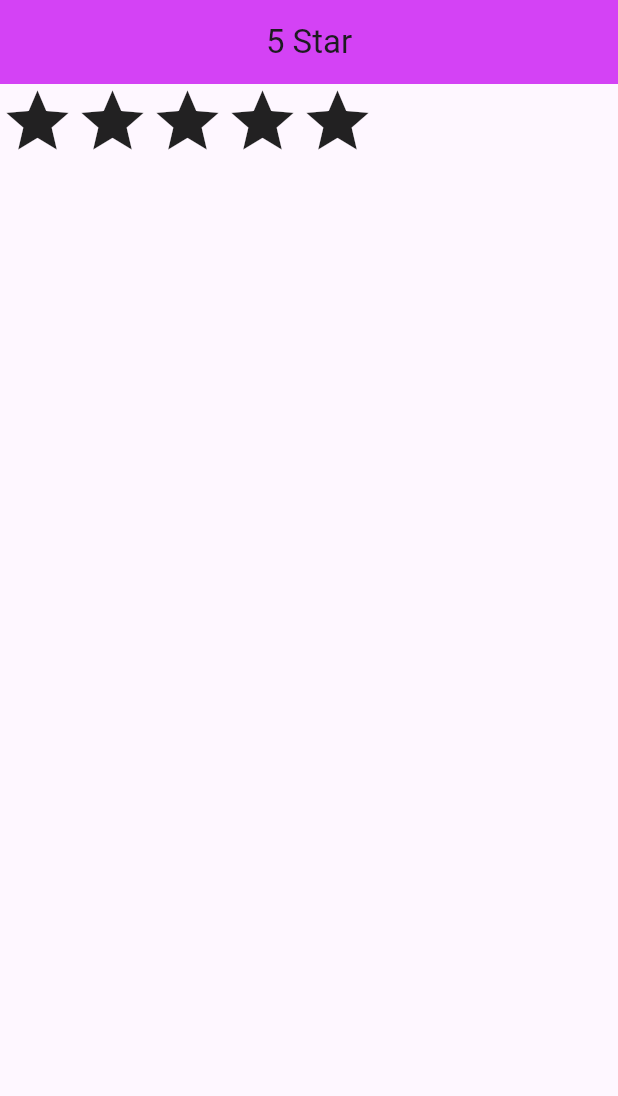
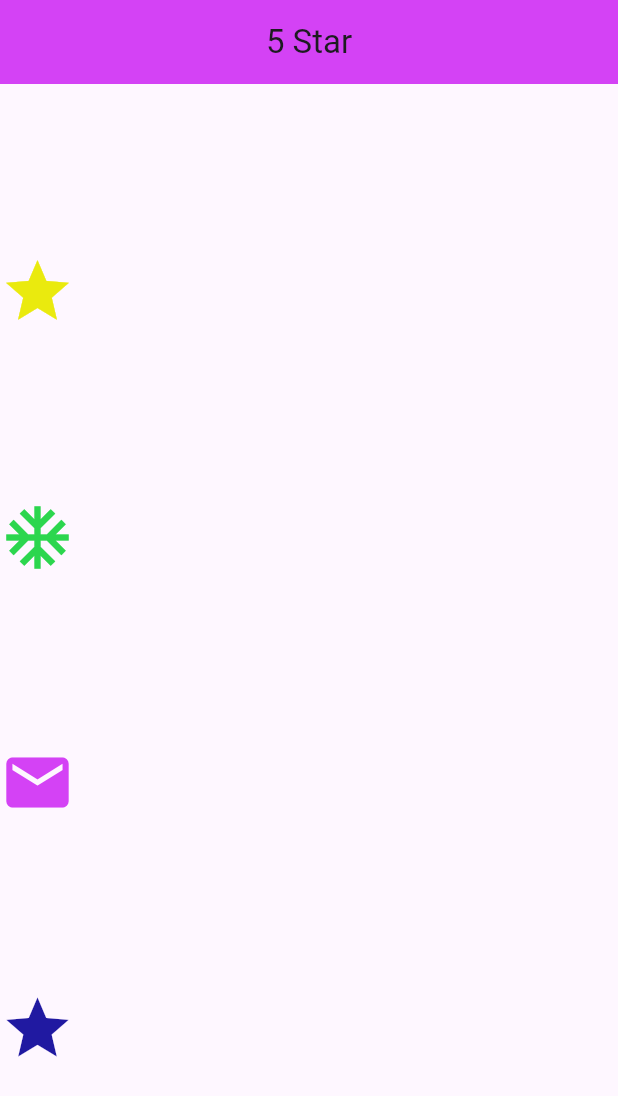
Before and after one commit to miraj489/flutter_application_2, a Flutter app: the screen it shows after launch, on a phone screen of 412 x 824 dp. Shown: the top 1096 px of the screen. Run offline on Flutter 3.47's test engine with Material 3 defaults, Android fonts, the phone set to English and light mode, and no system bars.

Commit message:
colum row

```diff
--- a/lib/main.dart
+++ b/lib/main.dart
@@ -17,30 +17,34 @@ class LabClass05 extends StatelessWidget {
           backgroundColor: const Color.fromARGB(255, 212, 66, 245),
           centerTitle: true,
         ),
-        body: Row(
+        body: Container(
+          height: double.infinity,
+          child: Column(
+            mainAxisAlignment: MainAxisAlignment.spaceEvenly,
+            crossAxisAlignment: CrossAxisAlignment.center,
             children: [
               Icon(
                Icons.star,
                size: 50,
+               color: const Color.fromARGB(255, 234, 234, 14),
+              ),
+              Icon(
+               Icons.ac_unit,
+               size: 50,
+               color: const Color.fromARGB(255, 44, 214, 78),
+              ),
+              Icon(
+               Icons.mail,
+               size: 50,
+               color: const Color.fromARGB(255, 212, 66, 245),
               ),
               Icon(
                Icons.star,
                size: 50,
+               color: const Color.fromARGB(255, 32, 25, 161),
               ),
-            Icon(
-             Icons.star,
-             size: 50,
+            ],
           ),
-            Icon(
-             Icons.star,
-             size: 50,
-            ),
-            Icon(
-             Icons.star,
-             size: 50,
-            ),
-
-          ],
         ),
       ),
     );
```
Lines whose indentation alone changed are shown as unchanged.
